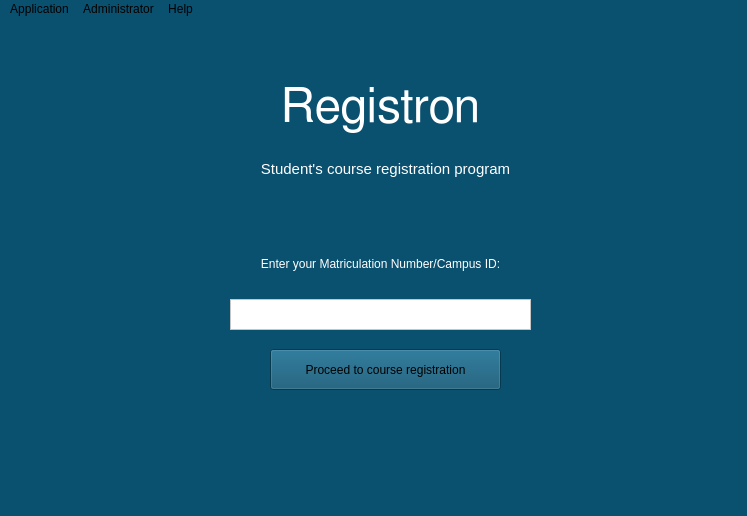
First picture: the form in mainwindow.ui, repository josephrexme/registron, before the edit.
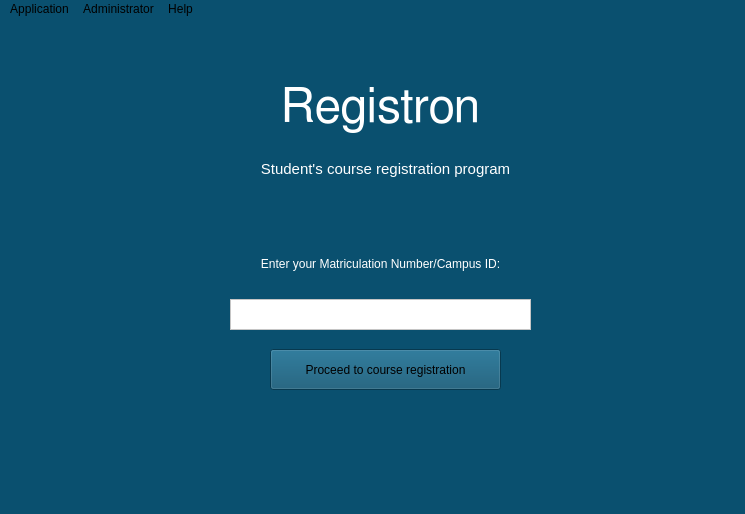
Second picture: the form after the edit. Icons and pictures are not drawn.

```diff
--- a/mainwindow.ui
+++ b/mainwindow.ui
@@ -7,8 +7,8 @@
    <rect>
     <x>0</x>
     <y>0</y>
-    <width>747</width>
-    <height>516</height>
+    <width>745</width>
+    <height>514</height>
    </rect>
   </property>
   <property name="minimumSize">
@@ -147,7 +147,7 @@
     <rect>
      <x>0</x>
      <y>0</y>
-     <width>747</width>
+     <width>745</width>
      <height>21</height>
     </rect>
    </property>
```
Left out of the diff: 6 changed lines with no effect on the pictures.
